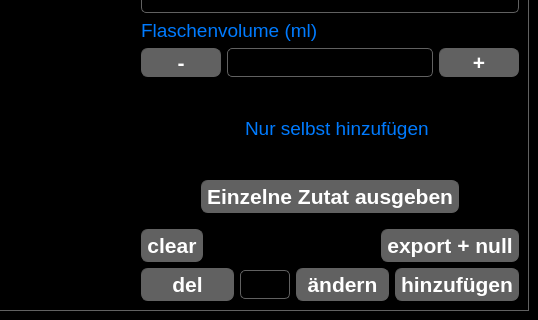
Old version of the form ui_elements/Cocktailmanager_2.ui in the repository AndreWohnsland/CocktailBerry; both pictures show x 262 to 800 and y 160 to 480 of the 800 by 480 pixel window.
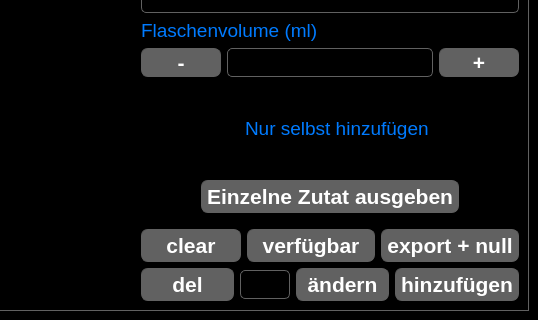
New version of the form. The open tabs and pages were chosen to show the change. Custom widgets are drawn as their Qt base class.

Diff of the .ui file:
```diff
--- a/ui_elements/Cocktailmanager_2.ui
+++ b/ui_elements/Cocktailmanager_2.ui
@@ -1402,17 +1402,27 @@
                    </widget>
                   </item>
                   <item>
-                   <spacer name="horizontalSpacer_7">
-                    <property name="orientation">
-                     <enum>Qt::Horizontal</enum>
-                    </property>
-                    <property name="sizeHint" stdset="0">
+                   <widget class="QPushButton" name="PBAvailable">
+                    <property name="maximumSize">
                      <size>
-                      <width>40</width>
-                      <height>20</height>
+                      <width>220</width>
+                      <height>16777215</height>
                      </size>
                     </property>
-                   </spacer>
+                    <property name="font">
+                     <font>
+                      <pointsize>16</pointsize>
+                      <weight>75</weight>
+                      <bold>true</bold>
+                     </font>
+                    </property>
+                    <property name="layoutDirection">
+                     <enum>Qt::LeftToRight</enum>
+                    </property>
+                    <property name="text">
+                     <string>verfügbar</string>
+                    </property>
+                   </widget>
                   </item>
                   <item>
                    <widget class="QPushButton" name="PBZnull">
```
Left out of the diff: 2 changed lines with no effect on the pictures.
